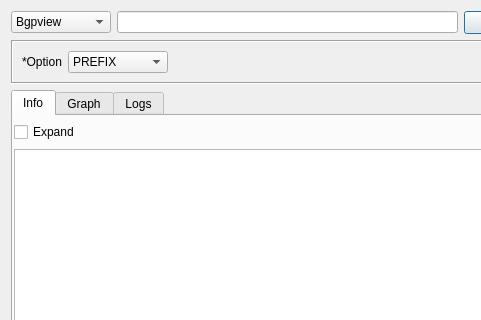
3nock/OTE, file gui/src/tools/CidrTool.ui: the form before one commit; both pictures show x 0 to 481 and y 0 to 320 of the 641 by 505 pixel window.
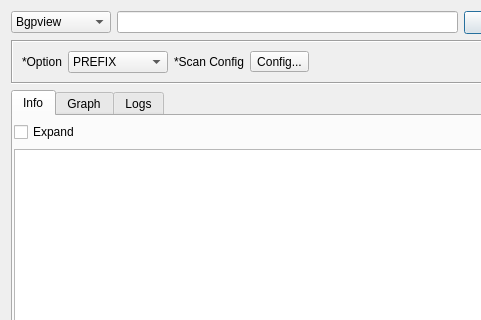
The form after the commit.

Commit message: added new passive scan configuration dialog

```diff
--- a/gui/src/tools/CidrTool.ui
+++ b/gui/src/tools/CidrTool.ui
@@ -93,6 +93,20 @@
         </item>
        </widget>
       </item>
+      <item>
+       <widget class="QLabel" name="label_2">
+        <property name="text">
+         <string>*Scan Config</string>
+        </property>
+       </widget>
+      </item>
+      <item>
+       <widget class="QToolButton" name="buttonConfig">
+        <property name="text">
+         <string>Config...</string>
+        </property>
+       </widget>
+      </item>
       <item>
        <spacer name="horizontalSpacer">
         <property name="orientation">
```
The commit also changes 37 other files.
